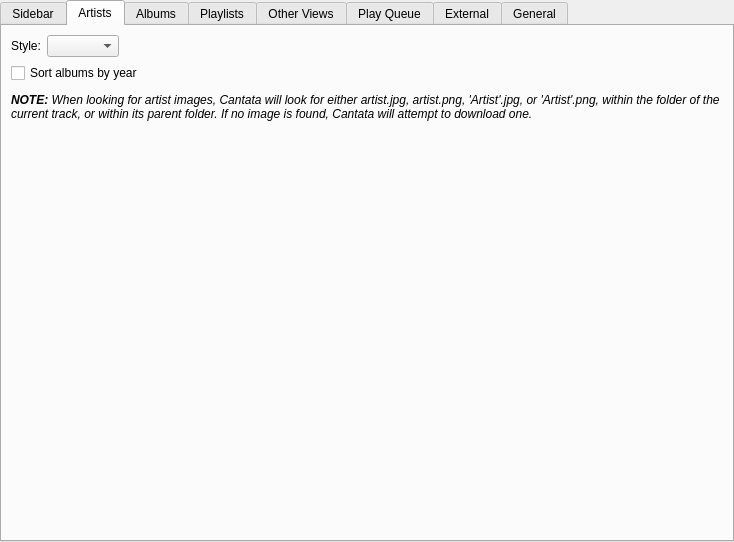
The window that gui/interfacesettings.ui (CDrummond/cantata) describes before a commit, drawn with Qt 5.
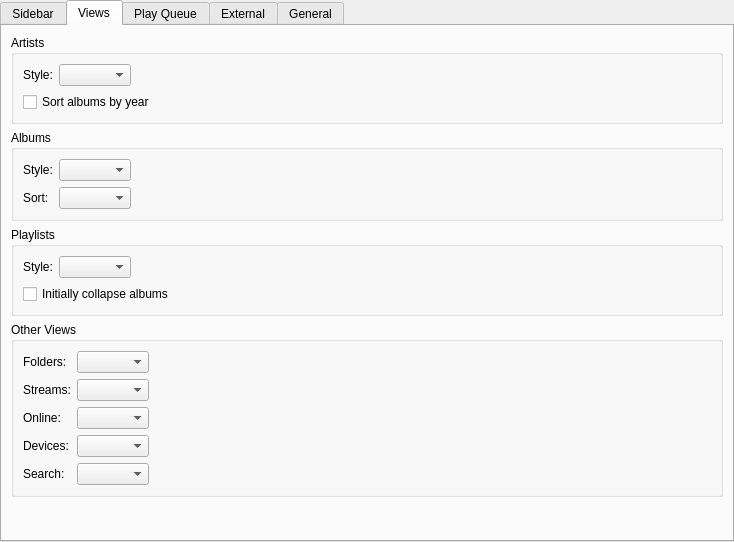
The same window after the commit. The open tabs and pages were chosen to show the change. Custom widgets are drawn as their Qt base class.

Commit message: Simple view config

```diff
--- a/gui/interfacesettings.ui
+++ b/gui/interfacesettings.ui
@@ -185,11 +185,15 @@
      </widget>
      <widget class="QWidget" name="tab">
       <attribute name="title">
-       <string>Artists</string>
+       <string>Views</string>
       </attribute>
       <layout class="QVBoxLayout" name="verticalLayout_2">
        <item>
-        <layout class="QFormLayout" name="formLayout">
+        <widget class="QGroupBox" name="artistsViewGroupBox">
+         <property name="title">
+          <string>Artists</string>
+         </property>
+         <layout class="QFormLayout" name="artistsViewLayout">
          <property name="fieldGrowthPolicy">
           <enum>QFormLayout::ExpandingFieldsGrow</enum>
          </property>
@@ -214,53 +218,14 @@
           </widget>
          </item>
         </layout>
-       </item>
-       <item>
-        <spacer name="verticalSpacer">
-         <property name="orientation">
-          <enum>Qt::Vertical</enum>
-         </property>
-         <property name="sizeType">
-          <enum>QSizePolicy::Fixed</enum>
-         </property>
-         <property name="sizeHint" stdset="0">
-          <size>
-           <width>20</width>
-           <height>4</height>
-          </size>
-         </property>
-        </spacer>
-       </item>
-       <item>
-        <widget class="QLabel" name="label_8">
-         <property name="sizePolicy">
-          <sizepolicy hsizetype="Preferred" vsizetype="MinimumExpanding">
-           <horstretch>0</horstretch>
-           <verstretch>0</verstretch>
-          </sizepolicy>
-         </property>
-         <property name="text">
-          <string>&lt;i&gt;&lt;b&gt;NOTE:&lt;/b&gt; When looking for artist images, Cantata will look for either artist.jpg, artist.png, 'Artist'.jpg, or 'Artist'.png,
-within the folder of the current track, or within its parent folder. If no image is found, Cantata will attempt to download one.&lt;/i&gt;</string>
-         </property>
-         <property name="alignment">
-          <set>Qt::AlignLeading|Qt::AlignLeft|Qt::AlignTop</set>
-         </property>
-         <property name="wordWrap">
-          <bool>true</bool>
-         </property>
-         <property name="textInteractionFlags">
-          <set>Qt::NoTextInteraction</set>
-         </property>
         </widget>
        </item>
-      </layout>
-     </widget>
-     <widget class="QWidget" name="tab_2">
-      <attribute name="title">
+       <item>
+        <widget class="QGroupBox" name="albumsViewGroupBox">
+         <property name="title">
        <string>Albums</string>
-      </attribute>
-      <layout class="QFormLayout" name="formLayout_2">
+         </property>
+         <layout class="QFormLayout" name="albumsViewLayout">
        <property name="fieldGrowthPolicy">
         <enum>QFormLayout::ExpandingFieldsGrow</enum>
        </property>
@@ -280,7 +245,7 @@
        <item row="1" column="0">
         <widget class="BuddyLabel" name="label_5x">
          <property name="text">
-          <string>Sort albums:</string>
+             <string>Sort:</string>
          </property>
          <property name="buddy">
           <cstring>albumSort</cstring>
@@ -292,11 +257,13 @@
        </item>
       </layout>
      </widget>
-     <widget class="QWidget" name="tab_6">
-      <attribute name="title">
+       </item>
+       <item>
+        <widget class="QGroupBox" name="playlistsViewGroupBox">
+         <property name="title">
        <string>Playlists</string>
-      </attribute>
-      <layout class="QFormLayout" name="formLayout_6">
+         </property>
+         <layout class="QFormLayout" name="playlistsViewLayout">
        <property name="fieldGrowthPolicy">
         <enum>QFormLayout::ExpandingFieldsGrow</enum>
        </property>
@@ -322,18 +289,20 @@
        </item>
       </layout>
      </widget>
-     <widget class="QWidget" name="tab_3">
-      <attribute name="title">
+       </item>
+       <item>
+        <widget class="QGroupBox" name="otherViewGroupBox">
+         <property name="title">
        <string>Other Views</string>
-      </attribute>
-      <layout class="QFormLayout" name="formLayout_3">
+         </property>
+         <layout class="QFormLayout" name="otherViewLayout">
        <property name="fieldGrowthPolicy">
         <enum>QFormLayout::ExpandingFieldsGrow</enum>
        </property>
        <item row="0" column="0">
         <widget class="BuddyLabel" name="folderViewLabel">
          <property name="text">
-          <string>Folder view style:</string>
+             <string>Folders:</string>
          </property>
          <property name="buddy">
           <cstring>folderView</cstring>
@@ -346,7 +315,7 @@
        <item row="1" column="0">
         <widget class="BuddyLabel" name="streamsViewLabel">
          <property name="text">
-          <string>Streams view style:</string>
+             <string>Streams:</string>
          </property>
          <property name="buddy">
           <cstring>streamsView</cstring>
@@ -359,7 +328,7 @@
        <item row="2" column="0">
         <widget class="BuddyLabel" name="onlineViewLabel">
          <property name="text">
-          <string>Online view style:</string>
+             <string>Online:</string>
          </property>
          <property name="buddy">
           <cstring>onlineView</cstring>
@@ -372,7 +341,7 @@
        <item row="3" column="0">
         <widget class="BuddyLabel" name="devicesViewLabel">
          <property name="text">
-          <string>Devices view style:</string>
+             <string>Devices:</string>
          </property>
          <property name="buddy">
           <cstring>devicesView</cstring>
@@ -385,12 +354,28 @@
        <item row="4" column="0">
         <widget class="QLabel" name="label_5">
          <property name="text">
-          <string>Search view style:</string>
+             <string>Search:</string>
          </property>
         </widget>
        </item>
        <item row="4" column="1">
         <widget class="QComboBox" name="searchView"/>
+          </item>
+         </layout>
+        </widget>
+       </item>
+       <item>
+        <spacer name="verticalSpacer_3xx">
+         <property name="orientation">
+          <enum>Qt::Vertical</enum>
+         </property>
+         <property name="sizeHint" stdset="0">
+          <size>
+           <width>2</width>
+           <height>0</height>
+          </size>
+         </property>
+        </spacer>
        </item>
       </layout>
      </widget>
```
Left out of the diff: 2 changed lines with no effect on the pictures. Lines whose indentation alone changed are shown as unchanged. The commit also changes 1 other file.
